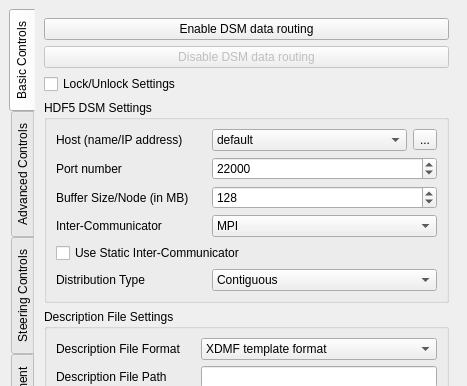
soumagne/icarus, file pqDsmViewerPanel.ui: the form before one commit; both pictures show x 0 to 467 and y 0 to 386 of the 467 by 790 pixel window.
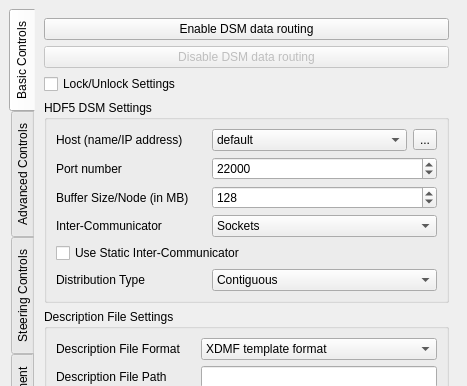
The form after the commit. Icons and pictures are not drawn.

Commit message: Add DMAPP communicator support

```diff
--- a/pqDsmViewerPanel.ui
+++ b/pqDsmViewerPanel.ui
@@ -126,11 +126,6 @@
                  <property name="currentIndex">
                   <number>0</number>
                  </property>
-                 <item>
-                  <property name="text">
-                   <string>MPI</string>
-                  </property>
-                 </item>
                  <item>
                   <property name="text">
                    <string>Sockets</string>
```
Left out of the diff: 10 changed lines with no effect on the pictures. The commit also changes 1 other file.
